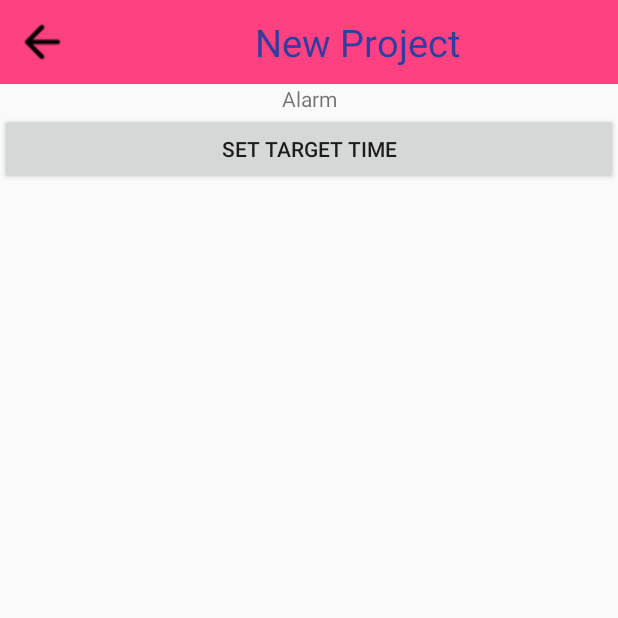
After one commit to Timtiger07/android_project, an Android app: the Main9Activity screen opened directly, with no data from a screen before it, on a phone screen of 412 x 824 dp, the top half of it. The commit adds this screen. Run offline under Robolectric (Android 15) with nearby library versions, the phone set to English and light mode, and no system bars.

Commit message:
Alarm Completed

```diff
--- a/app/build.gradle
+++ b/app/build.gradle
@@ -22,6 +22,7 @@ dependencies {
     implementation fileTree(include: ['*.jar'], dir: 'libs')
     implementation 'com.android.support:appcompat-v7:27.1.1'
     implementation 'com.android.support.constraint:constraint-layout:1.1.0'
+    implementation 'com.android.support:support-v4:27.1.1'
     testImplementation 'junit:junit:4.12'
     androidTestImplementation 'com.android.support.test:runner:1.0.2'
     androidTestImplementation 'com.android.support.test.espresso:espresso-core:3.0.2'
--- /dev/null
+++ b/app/src/main/java/com/example/ruby/new_project2/week_2_day_2/Main9Activity.java
@@ -0,0 +1,109 @@
+package com.example.ruby.new_project2.week_2_day_2;
+
+import android.app.Activity;
+import android.app.AlarmManager;
+import android.app.PendingIntent;
+import android.app.TimePickerDialog;
+import android.content.Context;
+import android.content.Intent;
+import android.support.v7.app.AppCompatActivity;
+import android.os.Bundle;
+import android.support.v7.widget.Toolbar;
+import android.view.View;
+import android.widget.Button;
+import android.widget.TextView;
+import android.widget.TimePicker;
+import android.widget.Toast;
+import android.widget.ToggleButton;
+
+import com.example.ruby.new_project2.R;
+import com.example.ruby.new_project2.day_1.MainActivity;
+import com.example.ruby.new_project2.day_2.Main2Activity;
+import com.example.ruby.new_project2.day_5.Main7Activity;
+
+import java.util.Calendar;
+
+public class Main9Activity extends AppCompatActivity {
+    TimePicker myTimePicker;
+    Button buttonstartSetDialog;
+    TextView textAlarmPrompt;
+
+    TimePickerDialog timePickerDialog;
+
+    final static int RQS_1 = 1;
+
+
+    private Toolbar toolbar ;
+
+    @Override
+    protected void onCreate(Bundle savedInstanceState) {
+        super.onCreate(savedInstanceState);
+        setContentView(R.layout.activity_main9);
+        textAlarmPrompt = (TextView)findViewById(R.id.alarmprompt);
+
+        buttonstartSetDialog = (Button)findViewById(R.id.startSetDialog);
+        buttonstartSetDialog.setOnClickListener(new View.OnClickListener(){
+
+            @Override
+            public void onClick(View v) {
+                textAlarmPrompt.setText("");
+                openTimePickerDialog(false);
+
+            }});
+
+
+        toolbar = (Toolbar)findViewById(R.id.toolbar);
+        setSupportActionBar(toolbar);
+
+        toolbar.setNavigationIcon(R.drawable.round_arrow_back_black_18dp);
+
+        toolbar.setNavigationOnClickListener(new View.OnClickListener() {
+            @Override
+            public void onClick(View v) {
+                Main9Activity.this.finish();
+            }
+        });
+
+    }
+
+    private void openTimePickerDialog(boolean is24r){
+        Calendar calendar = Calendar.getInstance();
+
+        timePickerDialog = new TimePickerDialog(Main9Activity.this,onTimeSetListener,calendar.get(Calendar.HOUR_OF_DAY),calendar.get(Calendar.MINUTE),is24r);
+        timePickerDialog.setTitle("Set Alarm Time");
+        timePickerDialog.show();
+
+    }
+
+    TimePickerDialog.OnTimeSetListener onTimeSetListener = new TimePickerDialog.OnTimeSetListener(){
+
+        @Override
+        public void onTimeSet(TimePicker view, int hourOfDay, int minute) {
+
+            Calendar calNow = Calendar.getInstance();
+            Calendar calSet = (Calendar) calNow.clone();
+
+            calSet.set(Calendar.HOUR_OF_DAY, hourOfDay);
+            calSet.set(Calendar.MINUTE, minute);
+            calSet.set(Calendar.SECOND, 0);
+            calSet.set(Calendar.MILLISECOND, 0);
+
+            if(calSet.compareTo(calNow) <= 0){
+                //Today Set time passed, count to tomorrow
+                calSet.add(Calendar.DATE, 1);
+            }
+
+            setAlarm(calSet);
+        }};
+
+    private void setAlarm(Calendar targetCal){
+
+        textAlarmPrompt.setText("\n\n***\n" + "Alarm is set@ " + targetCal.getTime() + "\n" + "***\n");
+
+        Intent intent = new Intent(getBaseContext(), AlarmReceiver.class);
+        PendingIntent pendingIntent = PendingIntent.getBroadcast(getBaseContext(), RQS_1, intent, 0);
+        AlarmManager alarmManager = (AlarmManager)getSystemService(Context.ALARM_SERVICE);
+        alarmManager.set(AlarmManager.RTC_WAKEUP, targetCal.getTimeInMillis(), pendingIntent);
+
+    }
+}
--- /dev/null
+++ b/app/src/main/res/layout/activity_main9.xml
@@ -0,0 +1,45 @@
+<?xml version="1.0" encoding="utf-8"?>
+<LinearLayout
+    xmlns:android="http://schemas.android.com/apk/res/android"
+    xmlns:app="http://schemas.android.com/apk/res-auto"
+    xmlns:tools="http://schemas.android.com/tools"
+    android:layout_width="match_parent"
+    android:layout_height="match_parent"
+    android:orientation="vertical"
+    tools:context="com.example.ruby.new_project2.week_2_day_2.Main9Activity">
+
+    <android.support.v7.widget.Toolbar
+        android:layout_width="match_parent"
+        android:layout_height="?attr/actionBarSize"
+        android:id="@+id/toolbar"
+        android:layout_gravity="center"
+        app:titleTextColor="@color/colorPrimaryDark"
+        android:background="@color/colorAccent"
+        >
+        <TextView
+            android:layout_width="match_parent"
+            android:layout_height="wrap_content"
+            android:text="@string/new_project"
+            android:layout_margin="8dp"
+            android:textSize="25sp"
+            android:textColor="@color/colorPrimaryDark"
+            android:gravity="center_horizontal"
+            />
+    </android.support.v7.widget.Toolbar>
+
+    <TextView
+        android:layout_width="fill_parent"
+        android:layout_height="wrap_content"
+        android:text="Alarm"
+        android:gravity="center_horizontal"/>
+    <Button
+        android:id="@+id/startSetDialog"
+        android:layout_width="fill_parent"
+        android:layout_height="wrap_content"
+        android:text="Set Target Time"/>
+    <TextView
+        android:id="@+id/alarmprompt"
+        android:layout_width="fill_parent"
+        android:layout_height="wrap_content" />
+
+</LinearLayout>
```
Also changed, not shown: app/src/main/AndroidManifest.xml (+12 -4 lines), app/src/main/java/com/example/ruby/new_project2/day_1/MainActivity.java (+20 -2 lines), app/src/main/java/com/example/ruby/new_project2/week_2_day_1/Main8Activity.java (added, +61 -0 lines), app/src/main/java/com/example/ruby/new_project2/week_2_day_1/MyService.java (added, +41 -0 lines), app/src/main/java/com/example/ruby/new_project2/week_2_day_2/AlarmReceiver.java (added, +31 -0 lines), app/src/main/java/com/example/ruby/new_project2/week_2_day_2/BlankFragment.java (added, +30 -0 lines), app/src/main/java/com/example/ruby/new_project2/week_2_day_2/BlankFragment2.java (added, +30 -0 lines), app/src/main/java/com/example/ruby/new_project2/week_2_day_2/Fragment.java (added, +72 -0 lines), app/src/main/res/layout/activity_fragment.xml (added, +58 -0 lines), app/src/main/res/layout/activity_main.xml (+34 -1 lines), app/src/main/res/layout/activity_main8.xml (added, +75 -0 lines), app/src/main/res/layout/fragment_blank.xml (added, +15 -0 lines), app/src/main/res/layout/fragment_blank_fragment2.xml (added, +14 -0 lines), app/src/main/res/values/strings.xml (+12 -0 lines).
